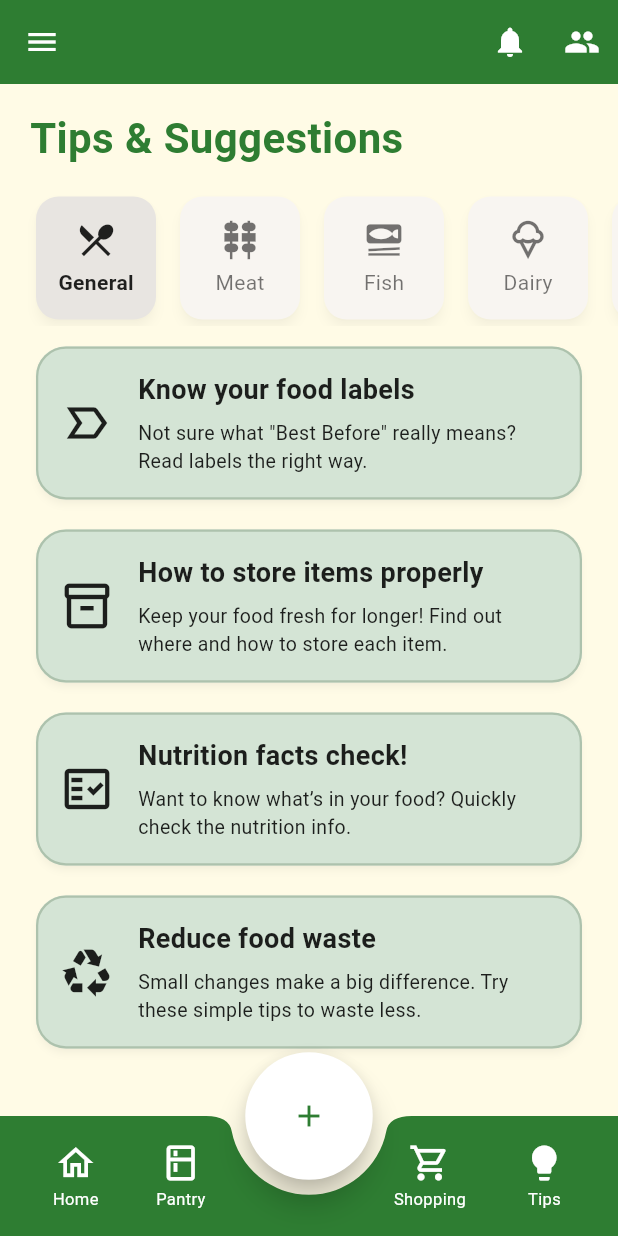
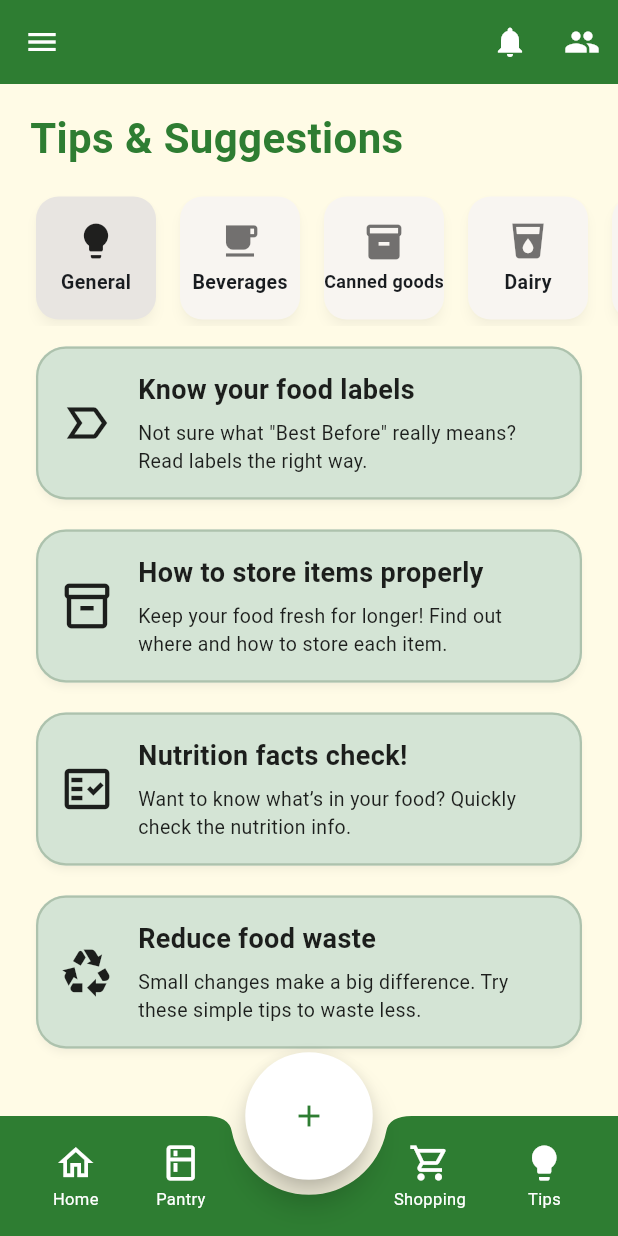
Before and after one commit to masterluwes/ShelfControlDraft, a Flutter app: the screen it shows once a user with an empty profile is signed in, item 4 of the bottom bar chosen, on a phone screen of 412 x 824 dp. Run offline on Flutter 3.47's test engine with Material 3 defaults, Android fonts, the phone set to English and light mode, and no system bars; drawn by our look-alikes of flutter_speed_dial; our stand-ins replace cloud_firestore, dropdown_button2, firebase_auth, firebase_core, firebase_storage, flutter_slidable and 5 more; missing offline and left inert: mobile_scanner; accounts and stored records are empty; statements that could not run were skipped.

Commit message:
Modified categories

```diff
--- a/lib/screens/tips_page.dart
+++ b/lib/screens/tips_page.dart
@@ -54,12 +54,16 @@ class _TipsPageState extends State<TipsPage> {
   };
 
   final List<Map<String, dynamic>> categories = [
-    {'name': 'General', 'icon': Icons.restaurant_menu_outlined},
-    {'name': 'Meat', 'icon': Icons.kebab_dining},
-    {'name': 'Fish', 'icon': Icons.set_meal},
-    {'name': 'Dairy', 'icon': Icons.icecream_outlined},
-    {'name': 'Produce', 'icon': Icons.grass},
-    {'name': 'Grains', 'icon': Icons.breakfast_dining_outlined},
+    {'name': 'General', 'icon': Icons.lightbulb},
+    {'name': 'Beverages', 'icon': Icons.local_cafe},
+    {'name': 'Canned goods', 'icon': Icons.inventory},
+    {'name': 'Dairy', 'icon': Icons.local_drink},
+    {'name': 'Dry goods', 'icon': Icons.shopping_bag},
+    {'name': 'Snacks', 'icon': Icons.fastfood},
+    {'name': 'Condiments', 'icon': Icons.soup_kitchen},
+    {'name': 'Produce', 'icon': Icons.local_florist},
+    {'name': 'Uncategorized', 'icon': Icons.help_outline},
+    {'name': 'Others', 'icon': Icons.category},
   ];
 
   String selectedCategory = 'General';
@@ -449,9 +453,8 @@ class _TipsPageState extends State<TipsPage> {
     required bool isSelected,
     required VoidCallback onTap,
   }) {
-    final Color backgroundColor = isSelected
-        ? const Color(0xFFE8E5E1)
-        : const Color(0xFFF8F5F1);
+    final Color backgroundColor =
+        isSelected ? const Color(0xFFE8E5E1) : const Color(0xFFF8F5F1);
     final Color contentColor = isSelected ? Colors.black87 : Colors.black54;
 
     return Padding(
@@ -472,14 +475,20 @@ class _TipsPageState extends State<TipsPage> {
               children: [
                 Icon(icon, color: contentColor, size: 28),
                 const SizedBox(height: 4),
-                Text(
-                  text,
-                  style: TextStyle(
-                    fontWeight: isSelected
-                        ? FontWeight.bold
-                        : FontWeight.normal,
-                    color: contentColor,
-                    fontSize: 14,
+                Flexible(
+                  child: FittedBox(
+                    fit: BoxFit.scaleDown,
+                    child: Text(
+                      text,
+                      maxLines: 2,
+                      softWrap: false,
+                      overflow: TextOverflow.visible,
+                      textAlign: TextAlign.center,
+                      style: const TextStyle(
+                        fontSize: 13,
+                        fontWeight: FontWeight.w600,
+                      ),
+                    ),
                   ),
                 ),
               ],
```
